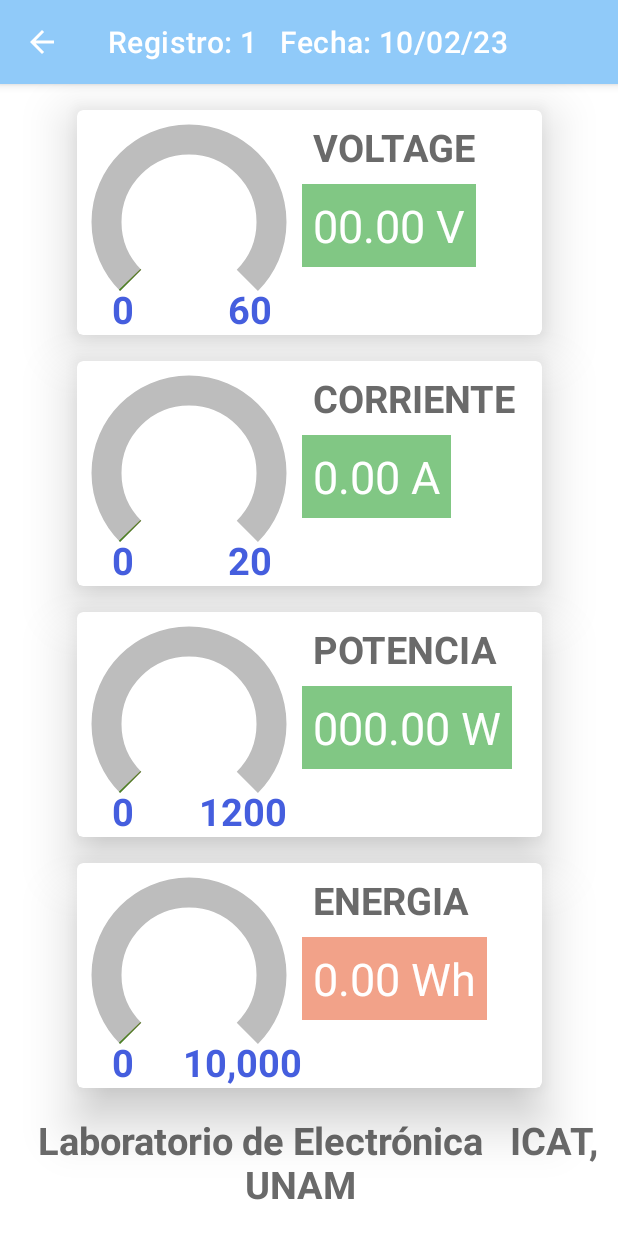
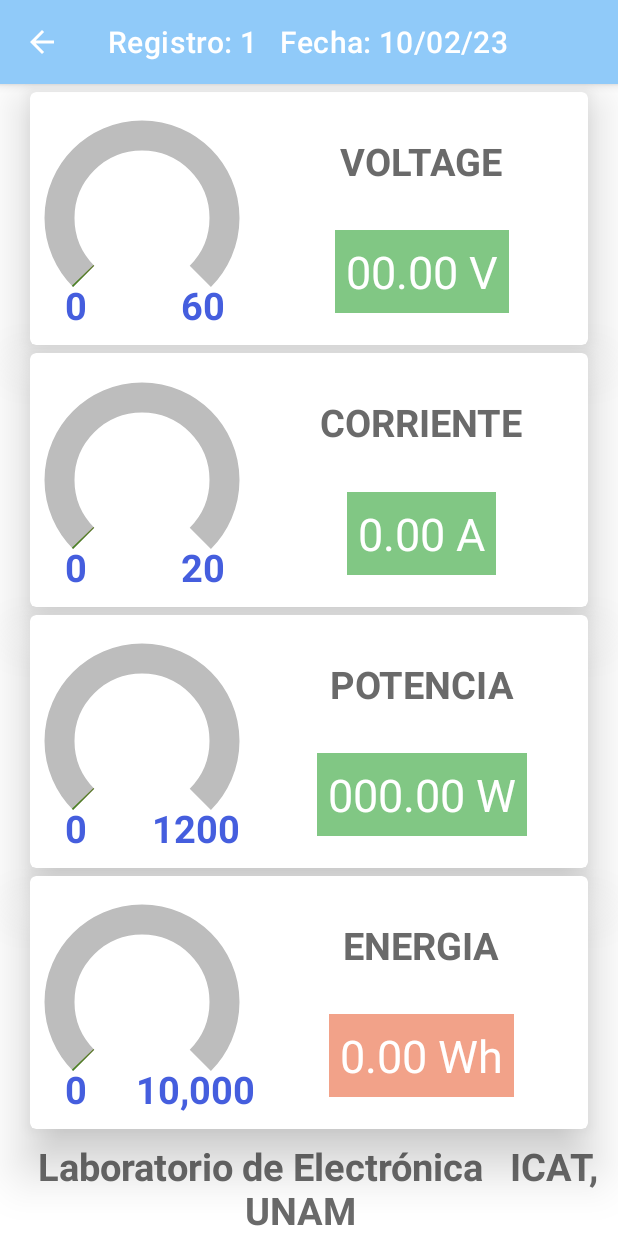
Before and after one commit to AlejandraCastillo/MedidorBluetooth, an Android app: the MessageReceiverActivity screen opened directly, with no data from a screen before it, on a phone screen of 412 x 824 dp. Run offline under Robolectric (Android 15) with nearby library versions, the phone set to English and light mode, and no system bars; 1 statement that could not run was skipped.

Commit message:
Rediseño MessageReceiverActivity

```diff
--- a/app/src/main/res/layout/activity_message_receiver.xml
+++ b/app/src/main/res/layout/activity_message_receiver.xml
@@ -8,21 +8,29 @@
 
     <com.google.android.material.card.MaterialCardView
         android:id="@+id/voltaje_layout"
-        android:layout_width="@dimen/message_receiver_cardview_width"
-        android:layout_height="wrap_content"
+        android:layout_width="0dp"
+        android:layout_height="0dp"
+        android:padding="@dimen/padding_message_receiver"
+        android:layout_marginTop="@dimen/margin_top_message_receiver"
+        android:layout_marginStart="@dimen/margin_side_message_receiver"
+        android:layout_marginEnd="@dimen/margin_side_message_receiver"
         app:cardElevation="20dp"
         app:layout_constraintBottom_toTopOf="@+id/corriente_layout"
         app:layout_constraintEnd_toEndOf="parent"
         app:layout_constraintStart_toStartOf="parent"
         app:layout_constraintTop_toTopOf="parent">
 
-        <LinearLayout
-            android:layout_width="wrap_content"
-            android:layout_height="wrap_content">
+        <androidx.constraintlayout.widget.ConstraintLayout
+            android:layout_width="match_parent"
+            android:layout_height="match_parent">
 
             <FrameLayout
+                android:id="@+id/fl_voltaje"
                 android:layout_width="wrap_content"
-                android:layout_height="wrap_content">
+                android:layout_height="wrap_content"
+                app:layout_constraintBottom_toBottomOf="parent"
+                app:layout_constraintStart_toStartOf="parent"
+                app:layout_constraintTop_toTopOf="parent">
 
                 <com.ake.medidorbluetooth.custom_gauge.CustomGauge
                     android:id="@+id/gauge_voltaje"
@@ -63,11 +71,6 @@
 
             </FrameLayout>
 
-            <LinearLayout
-                android:layout_width="wrap_content"
-                android:layout_height="wrap_content"
-                android:orientation="vertical">
-
             <TextView
                 android:id="@+id/label_voltaje"
                 android:layout_width="wrap_content"
@@ -75,7 +78,11 @@
                 android:padding="@dimen/padding_message_receiver"
                 android:text="VOLTAGE"
                 android:textSize="@dimen/text_size_label_message_receiver"
-                    android:textStyle="bold" />
+                android:textStyle="bold"
+                app:layout_constraintBottom_toTopOf="@id/tv_voltaje"
+                app:layout_constraintEnd_toEndOf="parent"
+                app:layout_constraintStart_toEndOf="@id/fl_voltaje"
+                app:layout_constraintTop_toTopOf="parent" />
 
             <TextView
                 android:id="@+id/tv_voltaje"
@@ -85,32 +92,41 @@
                 android:padding="@dimen/padding_message_receiver"
                 android:text="00.00 V"
                 android:textColor="@color/white"
-                    android:textSize="@dimen/text_size_message_receiver" />
+                android:textSize="@dimen/text_size_message_receiver"
+                app:layout_constraintBottom_toBottomOf="parent"
+                app:layout_constraintEnd_toEndOf="parent"
+                app:layout_constraintStart_toEndOf="@id/fl_voltaje"
+                app:layout_constraintTop_toBottomOf="@id/label_voltaje" />
 
-            </LinearLayout>
-
-        </LinearLayout>
+        </androidx.constraintlayout.widget.ConstraintLayout>
 
     </com.google.android.material.card.MaterialCardView>
 
-
     <com.google.android.material.card.MaterialCardView
         android:id="@+id/corriente_layout"
-        android:layout_width="@dimen/message_receiver_cardview_width"
-        android:layout_height="wrap_content"
+        android:layout_width="0dp"
+        android:layout_height="0dp"
         app:cardElevation="20dp"
+        android:padding="@dimen/padding_message_receiver"
+        android:layout_marginTop="@dimen/margin_top_message_receiver"
+        android:layout_marginStart="@dimen/margin_side_message_receiver"
+        android:layout_marginEnd="@dimen/margin_side_message_receiver"
         app:layout_constraintBottom_toTopOf="@+id/potencia_layout"
         app:layout_constraintEnd_toEndOf="parent"
         app:layout_constraintStart_toStartOf="parent"
         app:layout_constraintTop_toBottomOf="@id/voltaje_layout">
 
-        <LinearLayout
-            android:layout_width="wrap_content"
-            android:layout_height="wrap_content">
+        <androidx.constraintlayout.widget.ConstraintLayout
+            android:layout_width="match_parent"
+            android:layout_height="match_parent">
 
             <FrameLayout
+                android:id="@+id/fl_corriente"
                 android:layout_width="wrap_content"
-                android:layout_height="wrap_content">
+                android:layout_height="wrap_content"
+                app:layout_constraintBottom_toBottomOf="parent"
+                app:layout_constraintStart_toStartOf="parent"
+                app:layout_constraintTop_toTopOf="parent">
 
                 <com.ake.medidorbluetooth.custom_gauge.CustomGauge
                     android:id="@+id/gauge_corriente"
@@ -151,11 +167,6 @@
 
             </FrameLayout>
 
-            <LinearLayout
-                android:layout_width="wrap_content"
-                android:layout_height="wrap_content"
-                android:orientation="vertical">
-
             <TextView
                 android:id="@+id/label_corriente"
                 android:layout_width="wrap_content"
@@ -163,7 +174,11 @@
                 android:padding="@dimen/padding_message_receiver"
                 android:text="CORRIENTE"
                 android:textSize="@dimen/text_size_label_message_receiver"
-                    android:textStyle="bold" />
+                android:textStyle="bold"
+                app:layout_constraintBottom_toTopOf="@id/tv_corriente"
+                app:layout_constraintEnd_toEndOf="parent"
+                app:layout_constraintStart_toEndOf="@id/fl_corriente"
+                app:layout_constraintTop_toTopOf="parent" />
 
             <TextView
                 android:id="@+id/tv_corriente"
@@ -173,31 +188,41 @@
                 android:padding="@dimen/padding_message_receiver"
                 android:text="0.00 A"
                 android:textColor="@color/white"
-                    android:textSize="@dimen/text_size_message_receiver" />
+                android:textSize="@dimen/text_size_message_receiver"
+                app:layout_constraintBottom_toBottomOf="parent"
+                app:layout_constraintEnd_toEndOf="parent"
+                app:layout_constraintStart_toEndOf="@id/fl_corriente"
+                app:layout_constraintTop_toBottomOf="@id/label_corriente" />
 
-            </LinearLayout>
-
-        </LinearLayout>
+        </androidx.constraintlayout.widget.ConstraintLayout>
 
     </com.google.android.material.card.MaterialCardView>
 
     <com.google.android.material.card.MaterialCardView
         android:id="@+id/potencia_layout"
-        android:layout_width="@dimen/message_receiver_cardview_width"
-        android:layout_height="wrap_content"
+        android:layout_width="0dp"
+        android:layout_height="0dp"
+        android:padding="@dimen/padding_message_receiver"
+        android:layout_marginTop="@dimen/margin_top_message_receiver"
+        android:layout_marginStart="@dimen/margin_side_message_receiver"
+        android:layout_marginEnd="@dimen/margin_side_message_receiver"
         app:cardElevation="20dp"
         app:layout_constraintBottom_toTopOf="@+id/energia_layout"
         app:layout_constraintEnd_toEndOf="parent"
         app:layout_constraintStart_toStartOf="parent"
         app:layout_constraintTop_toBottomOf="@id/corriente_layout">
 
-        <LinearLayout
-            android:layout_width="wrap_content"
-            android:layout_height="wrap_content">
+        <androidx.constraintlayout.widget.ConstraintLayout
+            android:layout_width="match_parent"
+            android:layout_height="match_parent">
 
             <FrameLayout
+                android:id="@+id/fl_potencia"
                 android:layout_width="wrap_content"
-                android:layout_height="wrap_content">
+                android:layout_height="wrap_content"
+                app:layout_constraintBottom_toBottomOf="parent"
+                app:layout_constraintStart_toStartOf="parent"
+                app:layout_constraintTop_toTopOf="parent">
 
                 <com.ake.medidorbluetooth.custom_gauge.CustomGauge
                     android:id="@+id/gauge_potencia"
@@ -238,17 +263,16 @@
 
             </FrameLayout>
 
-            <LinearLayout
-                android:layout_width="wrap_content"
-                android:layout_height="wrap_content"
-                android:orientation="vertical">
-
             <TextView
                 android:id="@+id/label_potencia"
                 android:layout_width="wrap_content"
                 android:layout_height="wrap_content"
                 android:padding="@dimen/padding_message_receiver"
                 android:text="POTENCIA"
+                app:layout_constraintBottom_toTopOf="@id/tv_potencia"
+                app:layout_constraintEnd_toEndOf="parent"
+                app:layout_constraintStart_toEndOf="@id/fl_potencia"
+                app:layout_constraintTop_toTopOf="parent"
                 android:textSize="@dimen/text_size_label_message_receiver"
                 android:textStyle="bold" />
 
@@ -256,35 +280,45 @@
                 android:id="@+id/tv_potencia"
                 android:layout_width="wrap_content"
                 android:layout_height="wrap_content"
+                app:layout_constraintBottom_toBottomOf="parent"
+                app:layout_constraintEnd_toEndOf="parent"
+                app:layout_constraintStart_toEndOf="@id/fl_potencia"
+                app:layout_constraintTop_toBottomOf="@id/label_potencia"
                 android:background="@color/gaugeTextColor"
                 android:padding="@dimen/padding_message_receiver"
                 android:text="000.00 W"
                 android:textColor="@color/white"
                 android:textSize="@dimen/text_size_message_receiver" />
 
-            </LinearLayout>
-
-        </LinearLayout>
+        </androidx.constraintlayout.widget.ConstraintLayout>
 
     </com.google.android.material.card.MaterialCardView>
 
     <com.google.android.material.card.MaterialCardView
         android:id="@+id/energia_layout"
-        android:layout_width="@dimen/message_receiver_cardview_width"
-        android:layout_height="wrap_content"
+        android:layout_width="0dp"
+        android:padding="@dimen/padding_message_receiver"
+        android:layout_marginTop="@dimen/margin_top_message_receiver"
+        android:layout_height="0dp"
+        android:layout_marginStart="@dimen/margin_side_message_receiver"
+        android:layout_marginEnd="@dimen/margin_side_message_receiver"
         app:cardElevation="20dp"
         app:layout_constraintBottom_toTopOf="@id/label_desarrollado_en"
         app:layout_constraintEnd_toEndOf="parent"
         app:layout_constraintStart_toStartOf="parent"
         app:layout_constraintTop_toBottomOf="@id/potencia_layout">
 
-        <LinearLayout
-            android:layout_width="wrap_content"
-            android:layout_height="wrap_content">
+        <androidx.constraintlayout.widget.ConstraintLayout
+            android:layout_width="match_parent"
+            android:layout_height="match_parent">
 
             <FrameLayout
+                android:id="@+id/fl_energia"
                 android:layout_width="wrap_content"
-                android:layout_height="wrap_content">
+                android:layout_height="wrap_content"
+                app:layout_constraintBottom_toBottomOf="parent"
+                app:layout_constraintStart_toStartOf="parent"
+                app:layout_constraintTop_toTopOf="parent">
 
                 <com.ake.medidorbluetooth.custom_gauge.CustomGauge
                     android:id="@+id/gauge_energia"
@@ -323,17 +357,16 @@
                     android:textStyle="bold" />
             </FrameLayout>
 
-            <LinearLayout
-                android:layout_width="wrap_content"
-                android:layout_height="wrap_content"
-                android:orientation="vertical">
-
             <TextView
                 android:id="@+id/label_energia"
                 android:layout_width="wrap_content"
                 android:layout_height="wrap_content"
                 android:padding="@dimen/padding_message_receiver"
                 android:text="ENERGIA"
+                app:layout_constraintBottom_toTopOf="@id/tv_energia"
+                app:layout_constraintEnd_toEndOf="parent"
+                app:layout_constraintStart_toEndOf="@id/fl_energia"
+                app:layout_constraintTop_toTopOf="parent"
                 android:textSize="@dimen/text_size_label_message_receiver"
                 android:textStyle="bold" />
 
@@ -345,19 +378,20 @@
                 android:padding="@dimen/padding_message_receiver"
                 android:text="0.00 Wh"
                 android:textColor="@color/white"
+                app:layout_constraintBottom_toBottomOf="parent"
+                app:layout_constraintEnd_toEndOf="parent"
+                app:layout_constraintStart_toEndOf="@id/fl_energia"
+                app:layout_constraintTop_toBottomOf="@id/label_energia"
                 android:textSize="@dimen/text_size_message_receiver" />
 
-            </LinearLayout>
-
-        </LinearLayout>
-
+        </androidx.constraintlayout.widget.ConstraintLayout>
 
     </com.google.android.material.card.MaterialCardView>
-
 
     <TextView
         android:id="@+id/label_desarrollado_en"
         android:layout_width="0dp"
+        android:paddingTop="@dimen/padding_message_receiver"
         android:layout_height="wrap_content"
         android:text="@string/laboratorio"
         android:textAlignment="center"
@@ -366,8 +400,7 @@
         app:layout_constraintBottom_toBottomOf="parent"
         app:layout_constraintEnd_toEndOf="parent"
         app:layout_constraintHorizontal_bias="0.0"
-        app:layout_constraintStart_toStartOf="parent"
-        app:layout_constraintTop_toBottomOf="@id/energia_layout" />
+        app:layout_constraintStart_toStartOf="parent" />
 
 
 </androidx.constraintlayout.widget.ConstraintLayout>
```
Lines whose indentation alone changed are shown as unchanged.
